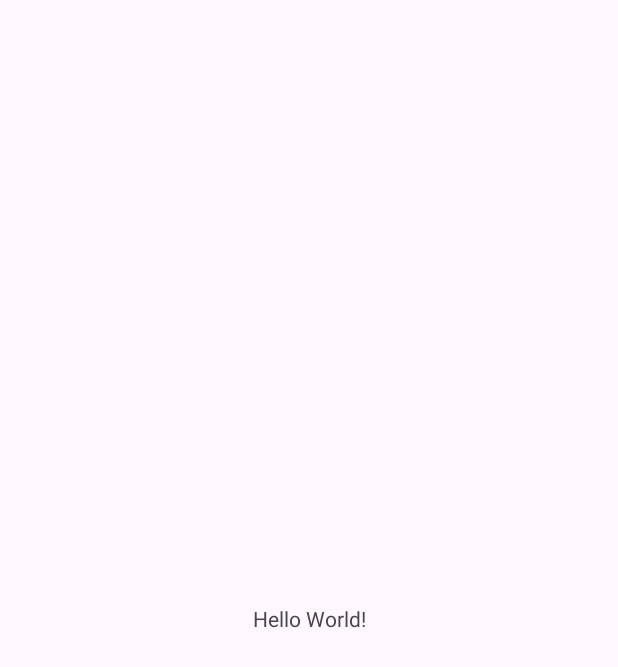
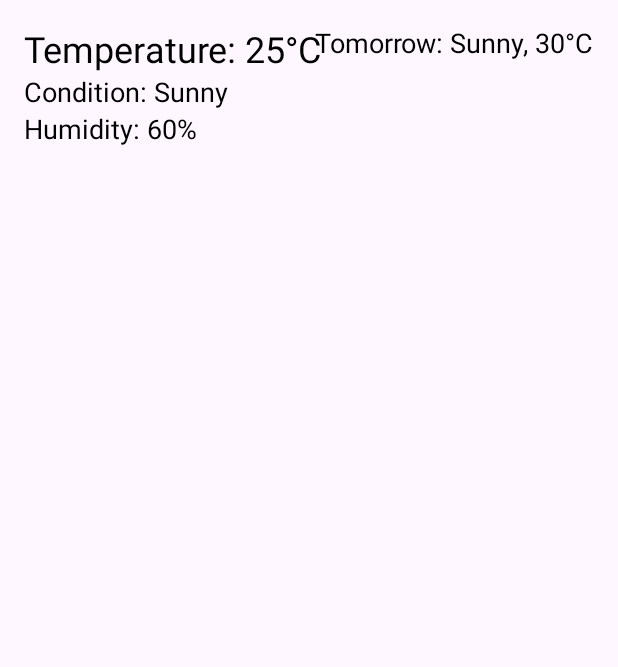
Before and after one commit to LucasRibeiro92/WeatherApp2, an Android app: the screen it shows after launch (MainActivity), on a phone screen of 412 x 824 dp. Before the commit the part shown is almost empty. Shown: the top 667 px of the screen. Run offline under Robolectric (Android 15) with nearby library versions, the phone set to English and light mode, and no system bars.

Commit message:
API Communication implemented Initial layout definition implemented

```diff
--- a/app/src/main/java/com/example/weatherapp2/MainActivity.kt
+++ b/app/src/main/java/com/example/weatherapp2/MainActivity.kt
@@ -25,7 +25,8 @@ class MainActivity : AppCompatActivity() {
 
     /*-23.2927, Longitude: -51.1732*/
     private lateinit var binding: ActivityMainBinding
-    private lateinit var timeZoneTextView: TextView
+    private lateinit var currentTemperatureTextView: TextView
+    private lateinit var currentConditionTextView: TextView
     private val BASE_URL = "https://api.openweathermap.org/data/3.0/"
     private val API_KEY = "6aecdceab5208708eb7fdf190e00e5d1"
     private val TAG = "CHECK_RESPONSE"
@@ -38,7 +39,8 @@ class MainActivity : AppCompatActivity() {
         binding = ActivityMainBinding.inflate(layoutInflater)
         setContentView(binding.root)
 
-        timeZoneTextView = binding.timeZoneTextView
+        currentTemperatureTextView = binding.currentTemperatureTextView
+        currentConditionTextView = binding.currentConditionTextView
 
         // Inicialize o FusedLocationProviderClient
         fusedLocationClient = LocationServices.getFusedLocationProviderClient(this)
@@ -71,7 +73,10 @@ class MainActivity : AppCompatActivity() {
                 {
                     val weatherResponse = p1.body()
                     weatherResponse?.let {
-                        timeZoneTextView.text = "Time Zone: ${weatherResponse.timezone}"
+                        currentTemperatureTextView.text = "Temperature: ${weatherResponse.current.temp}"
+                        currentConditionTextView.text = "Condition: ${weatherResponse.current.clouds}"
+                        val backgroundImageId = determineBackgroundImage(weatherResponse.current.weather[0].main)
+                        binding.root.setBackgroundResource(backgroundImageId)
                     }
                 }
             }
@@ -82,6 +87,18 @@ class MainActivity : AppCompatActivity() {
         })
 
     }
+
+
+    private fun determineBackgroundImage(weatherCondition: String): Int {
+        return when (weatherCondition) {
+            //"Clear" -> R.drawable.clear_background
+            //"Clouds" -> R.drawable.cloudy_background
+            "Rain" -> R.drawable.rainy_background
+            // Adicione mais condições conforme necessário
+            else -> R.drawable.rainy_background // Imagem de fundo padrão para outras condições
+        }
+    }
+
 
     // Método para obter a última localização conhecida
     @SuppressLint("MissingPermission")
--- a/app/src/main/java/com/example/weatherapp2/WeatherApi.kt
+++ b/app/src/main/java/com/example/weatherapp2/WeatherApi.kt
@@ -10,6 +10,7 @@ interface WeatherApi {
         @Query("lat") latitude: Double,
         @Query("lon") longitude: Double,
         @Query("exclude") exclude: String = "hourly,daily,minutely",
+        @Query("units") units: String = "imperial",
         @Query("appid") apiKey: String
     ): Call<WeatherResponse>
 }
--- a/app/src/main/res/layout/activity_main.xml
+++ b/app/src/main/res/layout/activity_main.xml
@@ -1,20 +1,57 @@
-<?xml version="1.0" encoding="utf-8"?>
-<androidx.constraintlayout.widget.ConstraintLayout xmlns:android="http://schemas.android.com/apk/res/android"
+<RelativeLayout
+xmlns:android="http://schemas.android.com/apk/res/android"
 xmlns:app="http://schemas.android.com/apk/res-auto"
 xmlns:tools="http://schemas.android.com/tools"
 android:id="@+id/main"
 android:layout_width="match_parent"
 android:layout_height="match_parent"
 tools:context=".MainActivity">
+    <!-- Weather Information -->
+    <TextView
+        android:id="@+id/currentTemperatureTextView"
+        android:layout_width="wrap_content"
+        android:layout_height="wrap_content"
+        android:textColor="@android:color/black"
+        android:textSize="24sp"
+        android:layout_marginTop="16dp"
+        android:layout_marginStart="16dp"
+        android:text="Temperature: 25°C"
+        android:layout_alignParentTop="true"
+        android:layout_alignParentStart="true" />
 
     <TextView
-        android:id="@+id/timeZoneTextView"
+        android:id="@+id/currentConditionTextView"
         android:layout_width="wrap_content"
         android:layout_height="wrap_content"
-        android:text="Hello World!"
-        app:layout_constraintBottom_toBottomOf="parent"
-        app:layout_constraintEnd_toEndOf="parent"
-        app:layout_constraintStart_toStartOf="parent"
-        app:layout_constraintTop_toTopOf="parent" />
+        android:textColor="@android:color/black"
+        android:textSize="18sp"
+        android:layout_marginStart="16dp"
+        android:text="Condition: Sunny"
+        android:layout_below="@id/currentTemperatureTextView"
+        android:layout_alignParentStart="true" />
 
-</androidx.constraintlayout.widget.ConstraintLayout>
+    <TextView
+        android:id="@+id/humidityTextView"
+        android:layout_width="wrap_content"
+        android:layout_height="wrap_content"
+        android:textColor="@android:color/black"
+        android:textSize="18sp"
+        android:layout_marginStart="16dp"
+        android:text="Humidity: 60%"
+        android:layout_below="@id/currentConditionTextView"
+        android:layout_alignParentStart="true" />
+
+    <!-- Forecast Information -->
+    <TextView
+        android:id="@+id/forecastTextView"
+        android:layout_width="wrap_content"
+        android:layout_height="wrap_content"
+        android:textColor="@android:color/black"
+        android:textSize="18sp"
+        android:layout_marginTop="16dp"
+        android:layout_marginEnd="16dp"
+        android:text="Tomorrow: Sunny, 30°C"
+        android:layout_alignParentTop="true"
+        android:layout_alignParentEnd="true" />
+
+</RelativeLayout>
--- a/app/src/main/res/mipmap-anydpi-v26/ic_launcher.xml
+++ b/app/src/main/res/mipmap-anydpi-v26/ic_launcher.xml
@@ -1,6 +1,5 @@
 <?xml version="1.0" encoding="utf-8"?>
 <adaptive-icon xmlns:android="http://schemas.android.com/apk/res/android">
-    <background android:drawable="@drawable/ic_launcher_background" />
-    <foreground android:drawable="@drawable/ic_launcher_foreground" />
-    <monochrome android:drawable="@drawable/ic_launcher_foreground" />
+    <background android:drawable="@drawable/ic_launcher_background"/>
+    <foreground android:drawable="@mipmap/ic_launcher_foreground"/>
 </adaptive-icon>
--- a/app/src/main/res/mipmap-anydpi-v26/ic_launcher_round.xml
+++ b/app/src/main/res/mipmap-anydpi-v26/ic_launcher_round.xml
@@ -1,6 +1,5 @@
 <?xml version="1.0" encoding="utf-8"?>
 <adaptive-icon xmlns:android="http://schemas.android.com/apk/res/android">
-    <background android:drawable="@drawable/ic_launcher_background" />
-    <foreground android:drawable="@drawable/ic_launcher_foreground" />
-    <monochrome android:drawable="@drawable/ic_launcher_foreground" />
+    <background android:drawable="@drawable/ic_launcher_background"/>
+    <foreground android:drawable="@mipmap/ic_launcher_foreground"/>
 </adaptive-icon>
```
Also changed, not shown: app/src/main/res/drawable/ic_launcher_background.xml (+70 -166 lines), app/src/main/res/drawable/default_background.jpg (added), app/src/main/res/mipmap-hdpi/ic_launcher.webp, app/src/main/res/mipmap-hdpi/ic_launcher_round.webp, app/src/main/res/mipmap-mdpi/ic_launcher.webp, app/src/main/res/mipmap-mdpi/ic_launcher_foreground.webp (added), app/src/main/res/mipmap-mdpi/ic_launcher_round.webp, app/src/main/res/mipmap-xhdpi/ic_launcher.webp, app/src/main/res/mipmap-xhdpi/ic_launcher_round.webp, app/src/main/res/mipmap-xxhdpi/ic_launcher.webp, app/src/main/res/mipmap-xxhdpi/ic_launcher_round.webp, app/src/main/res/mipmap-xxxhdpi/ic_launcher.webp, app/src/main/res/mipmap-xxxhdpi/ic_launcher_round.webp, 1 other file. Lines whose indentation alone changed are shown as unchanged.
